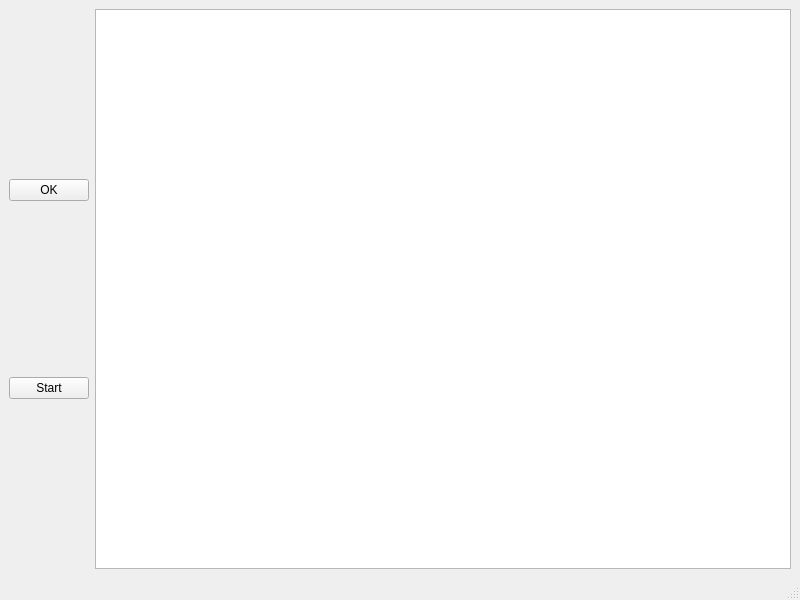
Above: puzzle_extended/View/gamewindow.ui from erykswindow/zcpp before the change. Below: the same form after it.
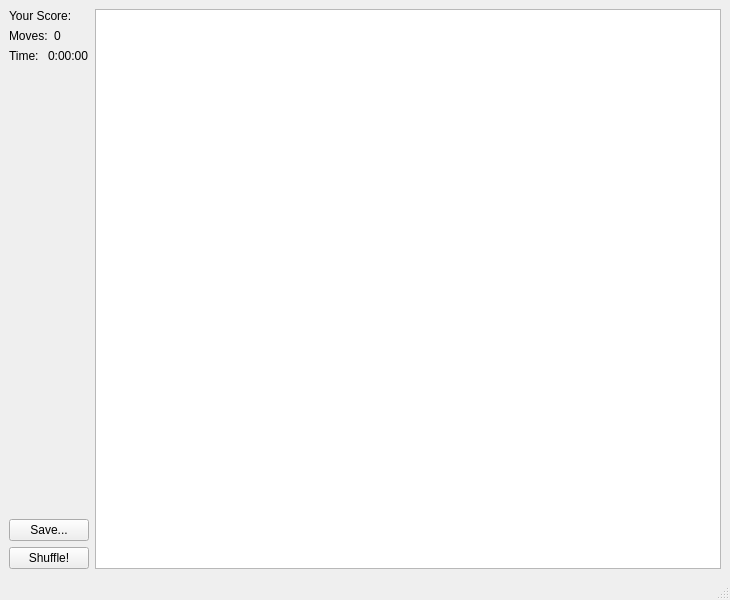
That is the form after the change.

Patch:
```diff
--- a/puzzle_extended/View/gamewindow.ui
+++ b/puzzle_extended/View/gamewindow.ui
@@ -6,7 +6,7 @@
    <rect>
     <x>0</x>
     <y>0</y>
-    <width>800</width>
+    <width>730</width>
     <height>600</height>
    </rect>
   </property>
@@ -18,16 +18,72 @@
     <item>
      <layout class="QVBoxLayout" name="verticalLayout">
       <item>
-       <widget class="QPushButton" name="okButton">
+       <widget class="QLabel" name="label_5">
         <property name="text">
-         <string>OK</string>
+         <string>Your Score:</string>
+        </property>
+       </widget>
+      </item>
+      <item>
+       <layout class="QHBoxLayout" name="horizontalLayout_2">
+        <item>
+         <widget class="QLabel" name="label">
+          <property name="text">
+           <string>Moves:</string>
+          </property>
+         </widget>
+        </item>
+        <item>
+         <widget class="QLabel" name="label_2">
+          <property name="text">
+           <string>0</string>
+          </property>
+         </widget>
+        </item>
+       </layout>
+      </item>
+      <item>
+       <layout class="QHBoxLayout" name="horizontalLayout_3">
+        <item>
+         <widget class="QLabel" name="label_3">
+          <property name="text">
+           <string>Time:</string>
+          </property>
+         </widget>
+        </item>
+        <item>
+         <widget class="QLabel" name="label_4">
+          <property name="text">
+           <string>0:00:00</string>
+          </property>
+         </widget>
+        </item>
+       </layout>
+      </item>
+      <item>
+       <spacer name="verticalSpacer">
+        <property name="orientation">
+         <enum>Qt::Vertical</enum>
+        </property>
+        <property name="sizeHint" stdset="0">
+         <size>
+          <width>20</width>
+          <height>40</height>
+         </size>
+        </property>
+       </spacer>
+      </item>
+      <item>
+       <widget class="QPushButton" name="saveButton">
+        <property name="text">
+         <string>Save...</string>
         </property>
        </widget>
       </item>
       <item>
        <widget class="QPushButton" name="startButton">
         <property name="text">
-         <string>Start</string>
+         <string>Shuffle!</string>
         </property>
        </widget>
       </item>
```
Left out of the diff: 2 changed lines with no effect on the pictures.
